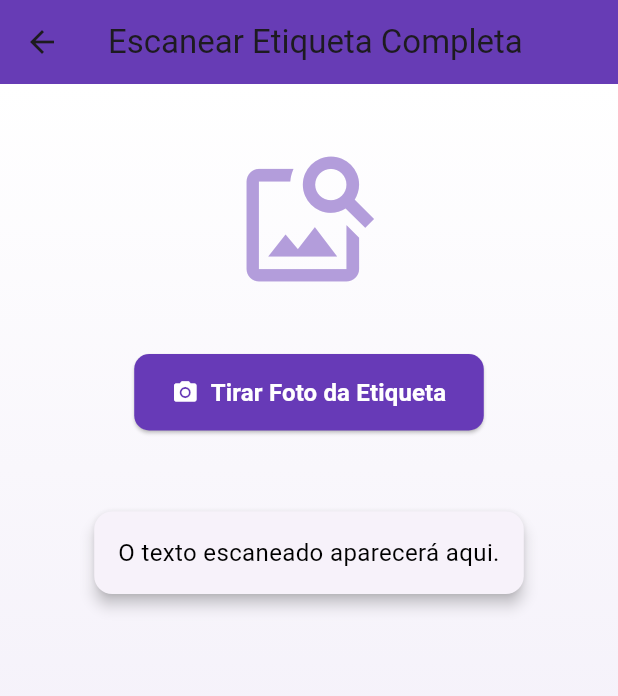
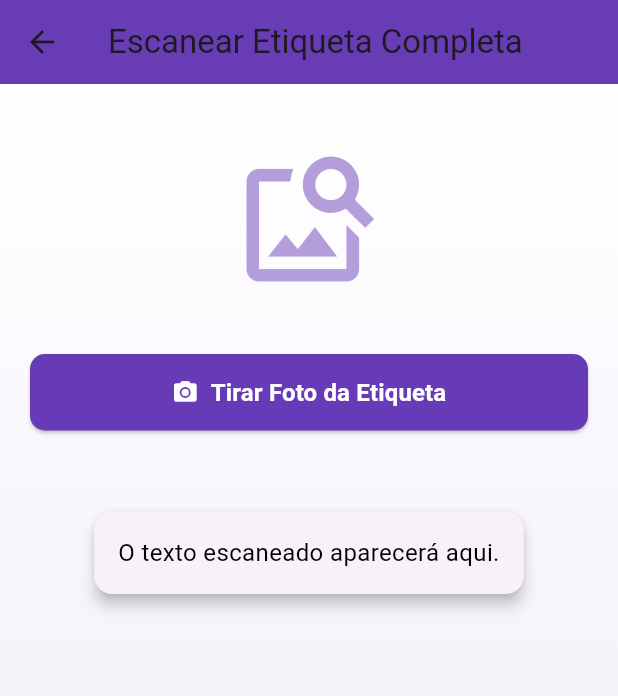
Before and after one commit to EricIkeda1/Temperlights-Mobile, a Flutter app: the OCRScanScreen screen opened directly, on a phone screen of 412 x 824 dp. Shown: the top 696 px of the screen. Run offline on Flutter 3.47's test engine with Material 3 defaults, Android fonts, the phone set to English and light mode, and no system bars; our stand-ins replace image_picker; missing offline and left inert: flutter_barcode_scanner, google_mlkit_text_recognition.

```diff
--- a/Mobile/scanocr/lib/screens/ocr_scan_screen.dart
+++ b/Mobile/scanocr/lib/screens/ocr_scan_screen.dart
@@ -95,7 +95,9 @@ class _OCRScanScreenState extends State<OCRScanScreen> {
 
                 const SizedBox(height: 20),
 
-                ElevatedButton.icon(
+                SizedBox(
+                  width: double.infinity,
+                  child: ElevatedButton.icon(
                     onPressed: _pickImage,
                     icon: const Icon(Icons.camera_alt, color: Colors.white),
                     label: const Text(
@@ -112,11 +114,14 @@ class _OCRScanScreenState extends State<OCRScanScreen> {
                       shape: RoundedRectangleBorder(borderRadius: BorderRadius.circular(10)),
                     ),
                   ),
+                ),
 
                 const SizedBox(height: 20),
 
                 imageFile != null
-                    ? ElevatedButton.icon(
+                    ? SizedBox(
+                        width: double.infinity,
+                        child: ElevatedButton.icon(
                           onPressed: _sendData,
                           icon: const Icon(Icons.send, color: Colors.white),
                           label: const Text(
@@ -131,6 +136,7 @@ class _OCRScanScreenState extends State<OCRScanScreen> {
                             backgroundColor: Colors.deepPurple,
                             padding: const EdgeInsets.symmetric(horizontal: 25, vertical: 14),
                             shape: RoundedRectangleBorder(borderRadius: BorderRadius.circular(10)),
+                          ),
                         ),
                       )
                     : Container(),
```
Lines whose indentation alone changed are shown as unchanged.
